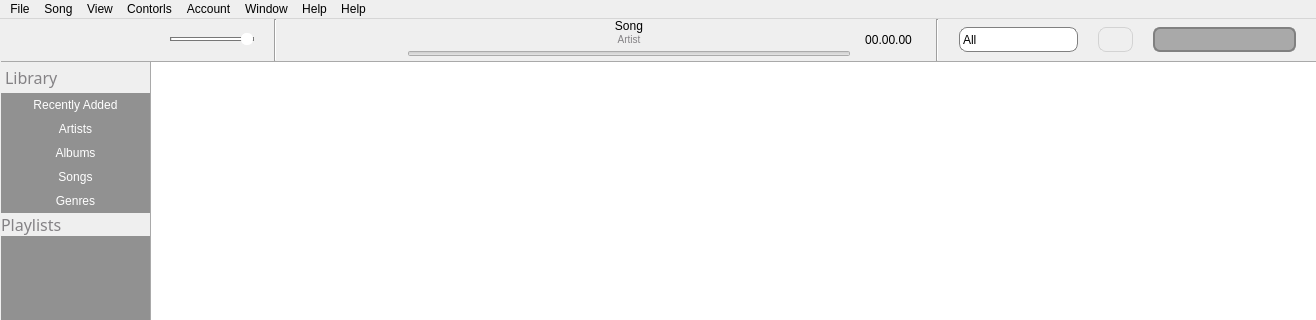
First picture: the form in app/src/mainwindow.ui, repository intelek2al/CPP-Uamp, before the edit; both pictures show x 0 to 1316 and y 0 to 320 of the 1316 by 625 pixel window.
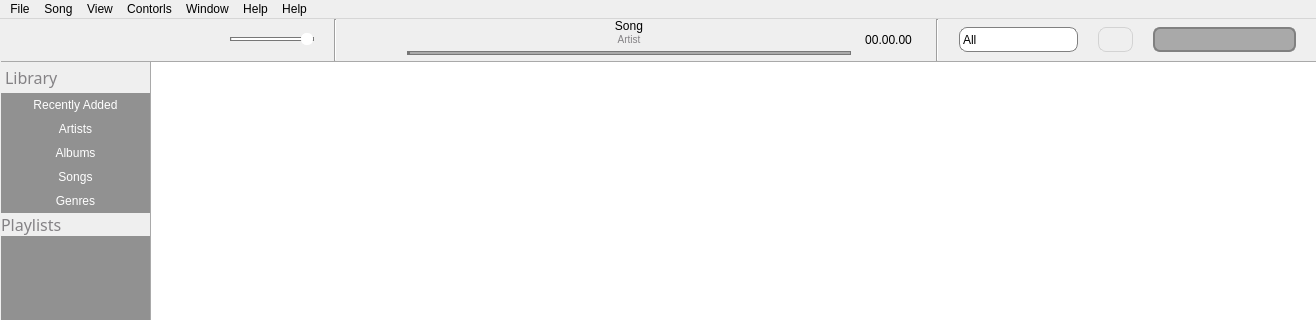
Second picture: the form after the edit. Icons and pictures are not drawn.

What changed in the file:
```diff
--- a/app/src/mainwindow.ui
+++ b/app/src/mainwindow.ui
@@ -220,6 +220,47 @@
         </property>
        </widget>
       </item>
+      <item>
+       <widget class="QPushButton" name="modeButton">
+        <property name="minimumSize">
+         <size>
+          <width>40</width>
+          <height>40</height>
+         </size>
+        </property>
+        <property name="maximumSize">
+         <size>
+          <width>40</width>
+          <height>40</height>
+         </size>
+        </property>
+        <property name="styleSheet">
+         <string notr="true">QPushButton
+{
+image: url(:/image/image/image/loop.png);
+background-repeat:no-repeat;
+background-position:center center;
+border:none;
+}
+
+QPushButton:hover{
+image: url(:/image/image/image-hover/loop-hover.png);
+background-repeat:no-repeat;
+background-position:center center;
+}
+
+QPushButton:pressed{
+image: url(:/image/image/image/loop.png);
+background-repeat:no-repeat;
+background-position:center center;
+}
+</string>
+        </property>
+        <property name="text">
+         <string/>
+        </property>
+       </widget>
+      </item>
       <item>
        <widget class="QSlider" name="statusVolume">
         <property name="styleSheet">
@@ -309,47 +350,6 @@
         </property>
        </widget>
       </item>
-      <item>
-       <widget class="QPushButton" name="modeButton">
-        <property name="minimumSize">
-         <size>
-          <width>40</width>
-          <height>40</height>
-         </size>
-        </property>
-        <property name="maximumSize">
-         <size>
-          <width>40</width>
-          <height>40</height>
-         </size>
-        </property>
-        <property name="styleSheet">
-         <string notr="true">QPushButton
-{
-image: url(:/image/image/image/loop.png);
-background-repeat:no-repeat;
-background-position:center center;
-border:none;
-}
-
-QPushButton:hover{
-image: url(:/image/image/image-hover/loop-hover.png);
-background-repeat:no-repeat;
-background-position:center center;
-}
-
-QPushButton:pressed{
-image: url(:/image/image/image/loop.png);
-background-repeat:no-repeat;
-background-position:center center;
-}
-</string>
-        </property>
-        <property name="text">
-         <string/>
-        </property>
-       </widget>
-      </item>
       <item>
        <layout class="QVBoxLayout" name="verticalLayout_4">
         <item>
@@ -414,9 +414,48 @@
             <item>
              <widget class="QSlider" name="statusPlay">
               <property name="styleSheet">
-               <string notr="true">QSlider::handle:horizontal {
-/*	background-color:rgb(0, 0, 0);*/
-	border: 0 solid;
+               <string notr="true">QSlider::groove:horizontal {
+border: 1px solid lightgray;
+background: white;
+height: 2px;
+border-radius: 2px;
+}
+
+QSlider::sub-page:horizontal {
+background: qlineargradient(x1: 0, y1: 0,    x2: 0, y2: 1,
+    stop: 0 #eee, stop: 1 #ddd);
+
+border: 1px solid #777;
+height: 10px;
+border-radius: 4px;
+}
+
+QSlider::add-page:horizontal {
+background: #aaa;
+border: 1px solid #777;
+height: 10px;
+border-radius: 10px;
+}
+
+QSlider::handle:horizontal {
+
+}
+
+QSlider::handle:horizontal:hover {
+ 
+}
+
+QSlider::sub-page:horizontal:disabled {
+background: #bbb;
+border-color: #999;
+}
+
+QSlider::add-page:horizontal:disabled {
+background: #eee;
+border-color: #999;
+}
+
+QSlider::handle:horizontal:disabled {
 }</string>
               </property>
               <property name="value">
@@ -1066,13 +1105,6 @@
     <addaction name="actionFast_forward"/>
     <addaction name="actionRewind"/>
    </widget>
-   <widget class="QMenu" name="menuAccount">
-    <property name="title">
-     <string>Account</string>
-    </property>
-    <addaction name="actionSign_In"/>
-    <addaction name="actionSign_Out"/>
-   </widget>
    <widget class="QMenu" name="menuWindow">
     <property name="title">
      <string>Window</string>
@@ -1098,7 +1130,6 @@
    <addaction name="menuSong"/>
    <addaction name="menuView"/>
    <addaction name="menuContorl"/>
-   <addaction name="menuAccount"/>
    <addaction name="menuWindow"/>
    <addaction name="menuHelp"/>
    <addaction name="menuHelp_2"/>
```
Left out of the diff: 10 changed lines with no effect on the pictures.
